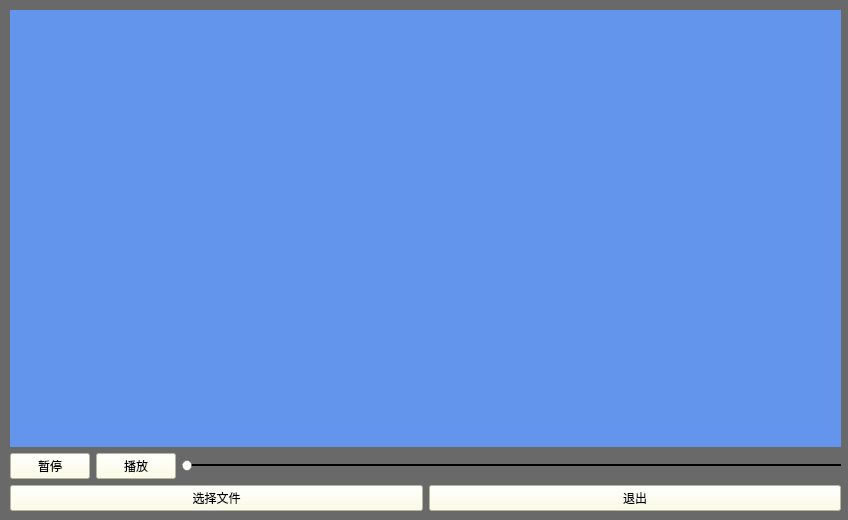
Qt form paly_window.ui (canaconZion/videoPlayer) before a commit.
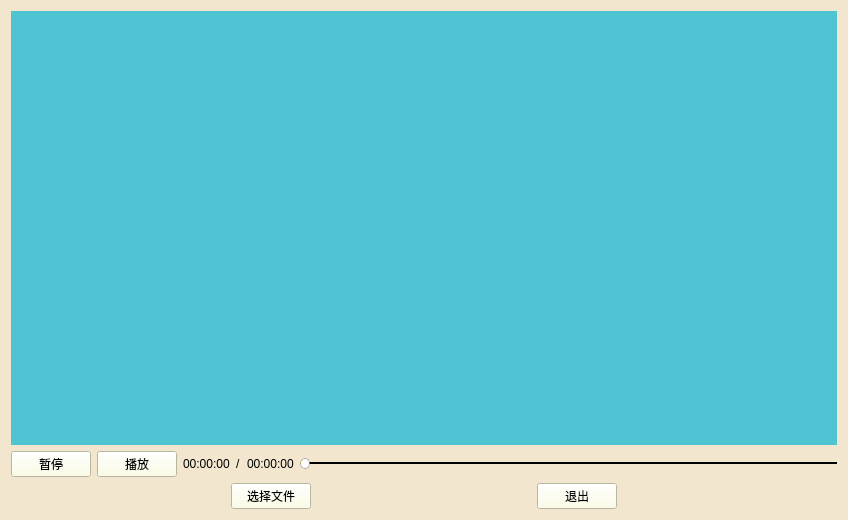
The same form after that commit.

Commit message: style: change window style

What changed in the file:
```diff
--- a/paly_window.ui
+++ b/paly_window.ui
@@ -10,26 +10,31 @@
     <height>520</height>
    </rect>
   </property>
+  <property name="sizePolicy">
+   <sizepolicy hsizetype="Expanding" vsizetype="Expanding">
+    <horstretch>0</horstretch>
+    <verstretch>0</verstretch>
+   </sizepolicy>
+  </property>
   <property name="windowTitle">
    <string>Form</string>
   </property>
   <property name="styleSheet">
-   <string notr="true">QWidget{background-color:rgb(105,105,105);}</string>
+   <string notr="true">QWidget{background-color:rgb(242,230,206);}</string>
   </property>
-  <widget class="QWidget" name="verticalLayoutWidget">
-   <property name="geometry">
-    <rect>
-     <x>10</x>
-     <y>10</y>
-     <width>831</width>
-     <height>501</height>
-    </rect>
-   </property>
+  <layout class="QGridLayout" name="gridLayout">
+   <item row="0" column="0">
    <layout class="QVBoxLayout" name="verticalLayout">
     <item>
      <widget class="QLabel" name="playback">
+       <property name="sizePolicy">
+        <sizepolicy hsizetype="Expanding" vsizetype="Expanding">
+         <horstretch>0</horstretch>
+         <verstretch>0</verstretch>
+        </sizepolicy>
+       </property>
       <property name="styleSheet">
-       <string notr="true">QLabel{background-color:rgb(100,149,237);}</string>
+        <string notr="true">QLabel{background-color:rgb(81,196,211);}</string>
       </property>
       <property name="text">
        <string/>
@@ -58,6 +63,27 @@
         </property>
        </widget>
       </item>
+       <item>
+        <widget class="QLabel" name="total_time">
+         <property name="text">
+          <string>00:00:00</string>
+         </property>
+        </widget>
+       </item>
+       <item>
+        <widget class="QLabel" name="label_3">
+         <property name="text">
+          <string>/</string>
+         </property>
+        </widget>
+       </item>
+       <item>
+        <widget class="QLabel" name="curr_time">
+         <property name="text">
+          <string>00:00:00</string>
+         </property>
+        </widget>
+       </item>
       <item>
        <widget class="QSlider" name="videoSlider">
         <property name="styleSheet">
@@ -121,6 +147,19 @@
     </item>
     <item>
      <layout class="QHBoxLayout" name="horizontalLayout">
+       <item>
+        <spacer name="horizontalSpacer">
+         <property name="orientation">
+          <enum>Qt::Horizontal</enum>
+         </property>
+         <property name="sizeHint" stdset="0">
+          <size>
+           <width>40</width>
+           <height>20</height>
+          </size>
+         </property>
+        </spacer>
+       </item>
       <item>
        <widget class="QPushButton" name="select">
         <property name="styleSheet">
@@ -131,6 +170,19 @@
         </property>
        </widget>
       </item>
+       <item>
+        <spacer name="horizontalSpacer_2">
+         <property name="orientation">
+          <enum>Qt::Horizontal</enum>
+         </property>
+         <property name="sizeHint" stdset="0">
+          <size>
+           <width>40</width>
+           <height>20</height>
+          </size>
+         </property>
+        </spacer>
+       </item>
       <item>
        <widget class="QPushButton" name="quit">
         <property name="styleSheet">
@@ -141,13 +193,24 @@
         </property>
        </widget>
       </item>
+       <item>
+        <spacer name="horizontalSpacer_3">
+         <property name="orientation">
+          <enum>Qt::Horizontal</enum>
+         </property>
+         <property name="sizeHint" stdset="0">
+          <size>
+           <width>40</width>
+           <height>20</height>
+          </size>
+         </property>
+        </spacer>
+       </item>
      </layout>
     </item>
    </layout>
-   <zorder>horizontalLayoutWidget</zorder>
-   <zorder>horizontalLayoutWidget_2</zorder>
-   <zorder>playback</zorder>
-  </widget>
+   </item>
+  </layout>
  </widget>
  <resources/>
  <connections/>
```
Lines whose indentation alone changed are shown as unchanged. The commit also changes 3 other files.
